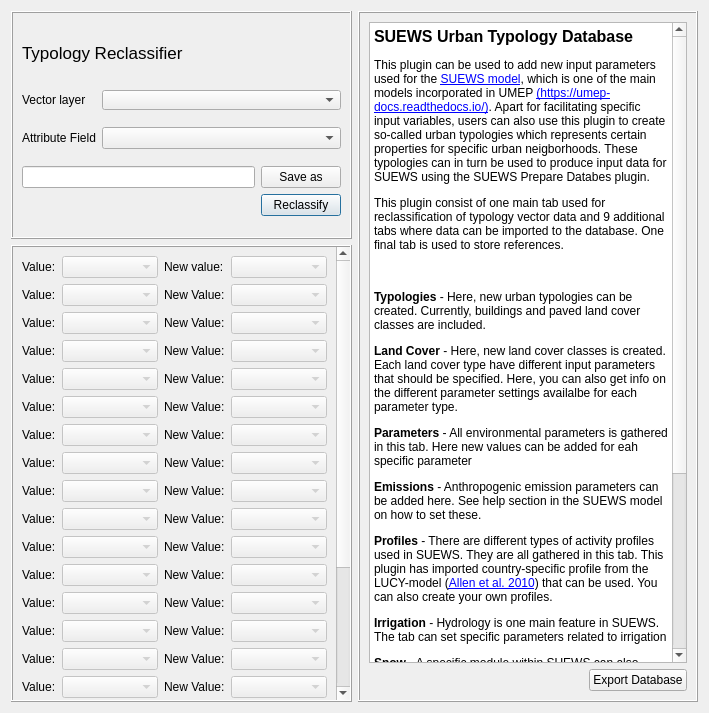
First picture: the form in tabs/reclassifier_tab.ui, repository gusbacos/suews_database_manager, before the edit.
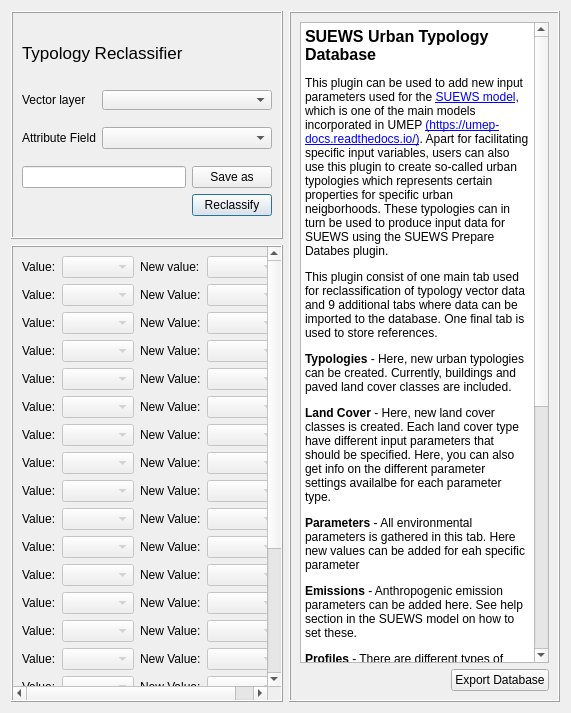
Second picture: the form after the edit. Custom widgets are drawn as their Qt base class.

Patch:
```diff
--- a/tabs/reclassifier_tab.ui
+++ b/tabs/reclassifier_tab.ui
@@ -6,7 +6,7 @@
    <rect>
     <x>0</x>
     <y>0</y>
-    <width>709</width>
+    <width>571</width>
     <height>713</height>
    </rect>
   </property>
@@ -135,7 +135,7 @@
        <rect>
         <x>0</x>
         <y>0</y>
-        <width>315</width>
+        <width>292</width>
         <height>653</height>
        </rect>
       </property>
@@ -864,7 +864,6 @@
 &lt;p style=&quot; margin-top:0px; margin-bottom:0px; margin-left:0px; margin-right:0px; -qt-block-indent:0; text-indent:0px;&quot;&gt;&lt;span style=&quot; font-size:12pt; font-weight:600;&quot;&gt;SUEWS Urban Typology Database&lt;/span&gt;&lt;/p&gt;
 &lt;p style=&quot; margin-top:12px; margin-bottom:12px; margin-left:0px; margin-right:0px; -qt-block-indent:0; text-indent:0px;&quot;&gt;&lt;span style=&quot; font-size:9pt;&quot;&gt;This plugin can be used to add new input parameters used for the &lt;/span&gt;&lt;a href=&quot;https://suews.readthedocs.io/en/latest/&quot;&gt;&lt;span style=&quot; font-size:9pt; text-decoration: underline; color:#0000ff;&quot;&gt;SUEWS model&lt;/span&gt;&lt;/a&gt;&lt;span style=&quot; font-size:9pt;&quot;&gt;, which is one of the main models incorporated in UMEP &lt;/span&gt;&lt;a href=&quot;https://umep-docs.readthedocs.io/en/latest/&quot;&gt;&lt;span style=&quot; font-size:9pt; text-decoration: underline; color:#0000ff;&quot;&gt;(https://umep-docs.readthedocs.io/)&lt;/span&gt;&lt;/a&gt;&lt;span style=&quot; font-size:9pt;&quot;&gt;. Apart for facilitating specific input variables, users can also use this plugin to create so-called urban typologies which represents certain properties for specific urban neigborhoods. These typologies can in turn be used to produce input data for SUEWS using the SUEWS Prepare Databes plugin.&lt;/span&gt;&lt;/p&gt;
 &lt;p style=&quot; margin-top:12px; margin-bottom:12px; margin-left:0px; margin-right:0px; -qt-block-indent:0; text-indent:0px;&quot;&gt;&lt;span style=&quot; font-size:9pt;&quot;&gt;This plugin consist of one main tab used for reclassification of typology vector data and 9 additional tabs where data can be imported to the database. One final tab is used to store references.&lt;/span&gt;&lt;/p&gt;
-&lt;p style=&quot;-qt-paragraph-type:empty; margin-top:12px; margin-bottom:12px; margin-left:0px; margin-right:0px; -qt-block-indent:0; text-indent:0px; font-size:9pt;&quot;&gt;&lt;br /&gt;&lt;/p&gt;
 &lt;p style=&quot; margin-top:12px; margin-bottom:12px; margin-left:0px; margin-right:0px; -qt-block-indent:0; text-indent:0px;&quot;&gt;&lt;span style=&quot; font-size:9pt; font-weight:600;&quot;&gt;Typologies&lt;/span&gt;&lt;span style=&quot; font-size:9pt;&quot;&gt; - Here, new urban typologies can be created. Currently, buildings and paved land cover classes are included.&lt;/span&gt;&lt;/p&gt;
 &lt;p style=&quot; margin-top:12px; margin-bottom:12px; margin-left:0px; margin-right:0px; -qt-block-indent:0; text-indent:0px;&quot;&gt;&lt;span style=&quot; font-size:9pt; font-weight:600;&quot;&gt;Land Cover&lt;/span&gt;&lt;span style=&quot; font-size:9pt;&quot;&gt; - Here, new land cover classes is created. Each land cover type have different input parameters that should be specified. Here, you can also get info on the different parameter settings availalbe for each parameter type.&lt;/span&gt;&lt;/p&gt;
 &lt;p style=&quot; margin-top:12px; margin-bottom:12px; margin-left:0px; margin-right:0px; -qt-block-indent:0; text-indent:0px;&quot;&gt;&lt;span style=&quot; font-size:9pt; font-weight:600;&quot;&gt;Parameters&lt;/span&gt;&lt;span style=&quot; font-size:9pt;&quot;&gt; - All environmental parameters is gathered in this tab. Here new values can be added for eah specific parameter&lt;/span&gt;&lt;/p&gt;
@@ -874,8 +873,7 @@
 &lt;p style=&quot; margin-top:12px; margin-bottom:12px; margin-left:0px; margin-right:0px; -qt-block-indent:0; text-indent:0px;&quot;&gt;&lt;span style=&quot; font-size:9pt; font-weight:600;&quot;&gt;Snow&lt;/span&gt;&lt;span style=&quot; font-size:9pt;&quot;&gt; - A specific module within SUEWS can also model the effect of snow on water and energy balance. This tab sets various parameters related to this module.&lt;/span&gt;&lt;/p&gt;
 &lt;p style=&quot; margin-top:12px; margin-bottom:12px; margin-left:0px; margin-right:0px; -qt-block-indent:0; text-indent:0px;&quot;&gt;&lt;span style=&quot; font-size:9pt; font-weight:600;&quot;&gt;Building facets&lt;/span&gt;&lt;span style=&quot; font-size:9pt;&quot;&gt; - SUEWS have capabilities to estimate radiation and storage fluxes via the SPARTACUS-model (still experimental) and the ESTM-scheme. Properties of building facts are added in this tab.  &lt;/span&gt;&lt;/p&gt;
 &lt;p style=&quot; margin-top:12px; margin-bottom:12px; margin-left:0px; margin-right:0px; -qt-block-indent:0; text-indent:0px;&quot;&gt;&lt;span style=&quot; font-size:9pt; font-weight:600;&quot;&gt;Building Materials&lt;/span&gt;&lt;span style=&quot; font-size:9pt;&quot;&gt; - Here building materials is added to the database.&lt;/span&gt;&lt;/p&gt;
-&lt;p style=&quot; margin-top:12px; margin-bottom:12px; margin-left:0px; margin-right:0px; -qt-block-indent:0; text-indent:0px;&quot;&gt;&lt;span style=&quot; font-size:9pt; font-weight:600;&quot;&gt;References&lt;/span&gt;&lt;span style=&quot; font-size:9pt;&quot;&gt; - It is essential to be able to know the source of information for each parameter added. This tab is used to add new references into the database.&lt;/span&gt;&lt;/p&gt;
-&lt;p style=&quot;-qt-paragraph-type:empty; margin-top:12px; margin-bottom:12px; margin-left:0px; margin-right:0px; -qt-block-indent:0; text-indent:0px; font-size:8pt; font-weight:600;&quot;&gt;&lt;br /&gt;&lt;/p&gt;&lt;/body&gt;&lt;/html&gt;</string>
+&lt;p style=&quot; margin-top:12px; margin-bottom:12px; margin-left:0px; margin-right:0px; -qt-block-indent:0; text-indent:0px;&quot;&gt;&lt;span style=&quot; font-size:9pt; font-weight:600;&quot;&gt;References&lt;/span&gt;&lt;span style=&quot; font-size:9pt;&quot;&gt; - It is essential to be able to know the source of information for each parameter added. This tab is used to add new references into the database.&lt;/span&gt;&lt;/p&gt;&lt;/body&gt;&lt;/html&gt;</string>
         </property>
         <property name="openExternalLinks">
          <bool>true</bool>
```
